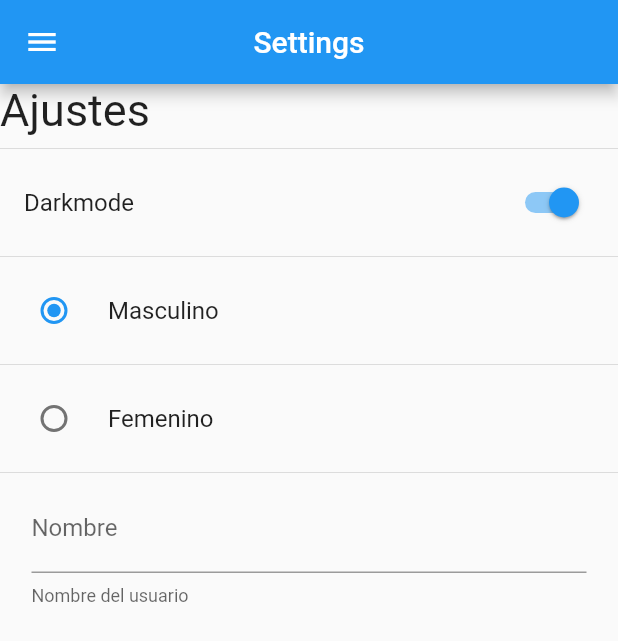
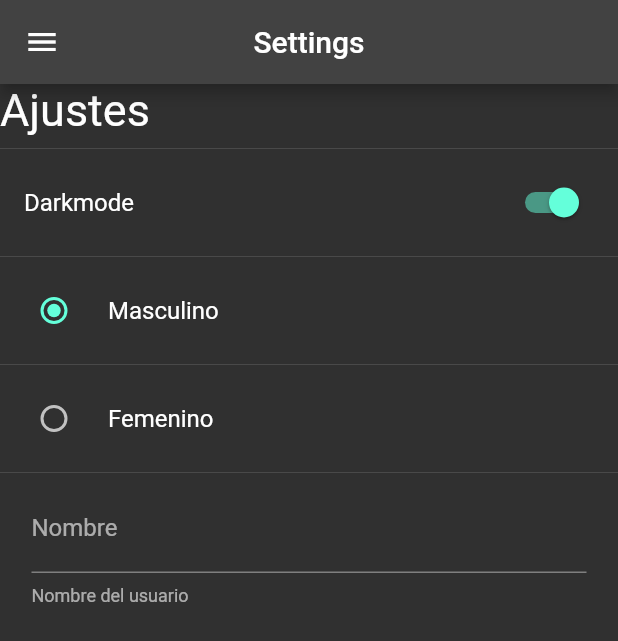
Before and after one commit to EmmanuelBazan/flutter_handle_userPreferences, a Flutter app: the SettingsScreen screen opened by its route, after a tap on "Darkmode", on a phone screen of 412 x 824 dp. Shown: the top 641 px of the screen. Run offline on Flutter 3.47's test engine with Material 2 defaults, Android fonts, the phone set to English and light mode, and no system bars; our stand-ins replace image_picker, shared_preferences; accounts and stored records are empty.

Commit message:
Provider implementation

```diff
--- /dev/null
+++ b/lib/providers/theme_provider.dart
@@ -0,0 +1,18 @@
+import 'package:flutter/material.dart';
+
+class ThemeProvider extends ChangeNotifier {
+  ThemeData currentTheme;
+
+  ThemeProvider({required bool isDarkMode})
+      : currentTheme = isDarkMode ? ThemeData.dark() : ThemeData.light();
+
+  setLightMode() {
+    currentTheme = ThemeData.light();
+    notifyListeners();
+  }
+
+  setDarkMode() {
+    currentTheme = ThemeData.dark();
+    notifyListeners();
+  }
+}
--- a/lib/screens/home.dart
+++ b/lib/screens/home.dart
@@ -21,9 +21,9 @@
           crossAxisAlignment: CrossAxisAlignment.center,
           children: [
             Text('is darkmode: ${Preferences.isDarkMode}'),
-            Divider(),
+            const Divider(),
             Text('Genero: ${Preferences.gender}'),
-            Divider(),
+            const Divider(),
             Text('Nombre de usuario: ${Preferences.name}')
           ],
         ),
--- a/lib/screens/settings.dart
+++ b/lib/screens/settings.dart
@@ -1,6 +1,8 @@
 import 'package:flutter/material.dart';
+import 'package:flutter_handle_user_preferences/providers/theme_provider.dart';
 import 'package:flutter_handle_user_preferences/shared_preferences/preferences.dart';
 import 'package:flutter_handle_user_preferences/widgets/side_menu.dart';
+import 'package:provider/provider.dart';
 
 class SettingsScreen extends StatefulWidget {
   const SettingsScreen({Key? key}) : super(key: key);
@@ -36,6 +38,13 @@
               value: Preferences.isDarkMode,
               onChanged: (value) {
                 Preferences.isDarkMode = value;
+                final themeProvider =
+                    Provider.of<ThemeProvider>(context, listen: false);
+
+                value
+                    ? themeProvider.setDarkMode()
+                    : themeProvider.setLightMode();
+
                 setState(() {});
               },
               title: const Text('Darkmode'),
--- a/pubspec.yaml
+++ b/pubspec.yaml
@@ -37,6 +37,7 @@
   cupertino_icons: ^1.0.2
   image_picker: ^1.0.2
   shared_preferences: ^2.2.0
+  provider: ^6.0.5
 
 dev_dependencies:
   flutter_test:
```
Also changed, not shown: lib/main.dart (+11 -1 lines), pubspec.lock.
